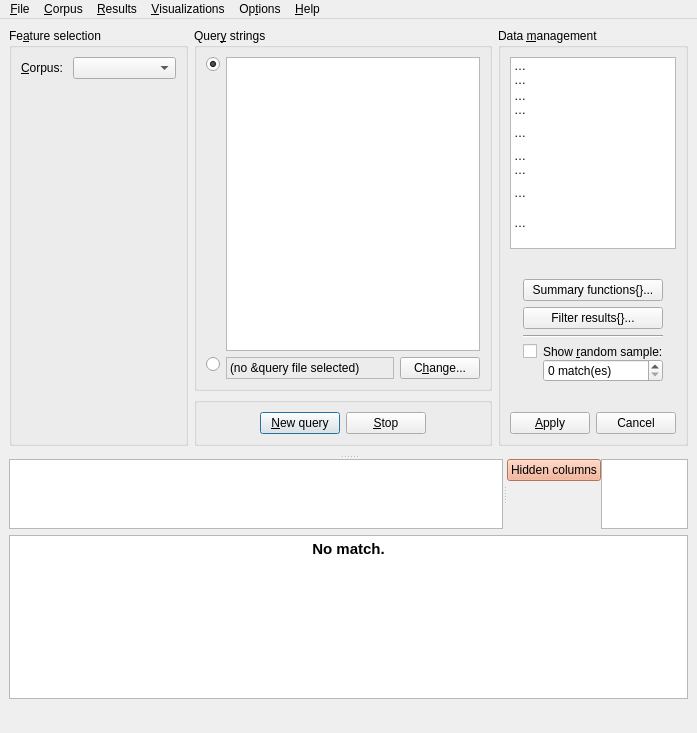
Old version of the form coquery/gui/ui/coquery.ui in the repository gkunter/coquery.
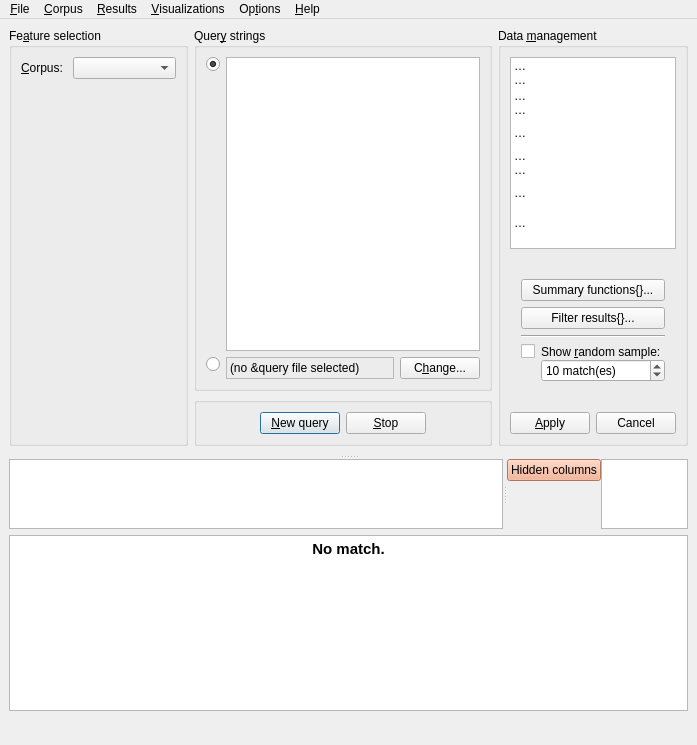
New version of the form. The open tabs and pages were chosen to show the change. Icons and pictures are not drawn. Custom widgets are drawn as their Qt base class.

Commit message: Increase random sample size

```diff
--- a/coquery/gui/ui/coquery.ui
+++ b/coquery/gui/ui/coquery.ui
@@ -7,7 +7,7 @@
     <x>0</x>
     <y>0</y>
     <width>697</width>
-    <height>733</height>
+    <height>745</height>
    </rect>
   </property>
   <property name="windowTitle">
@@ -871,6 +871,15 @@
                      <property name="suffix">
                       <string> match(es)</string>
                      </property>
+                     <property name="minimum">
+                      <number>1</number>
+                     </property>
+                     <property name="maximum">
+                      <number>999999999</number>
+                     </property>
+                     <property name="value">
+                      <number>10</number>
+                     </property>
                     </widget>
                    </item>
                   </layout>
```
Left out of the diff: 2 changed lines with no effect on the pictures. The commit also changes 1 other file.
